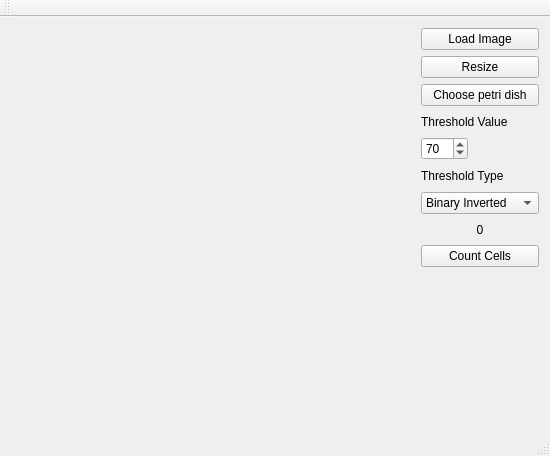
This is mainwindow.ui in ColonyCounter/ColonyCounter-GUI as Qt 5 draws it before an edit. The edited form follows.
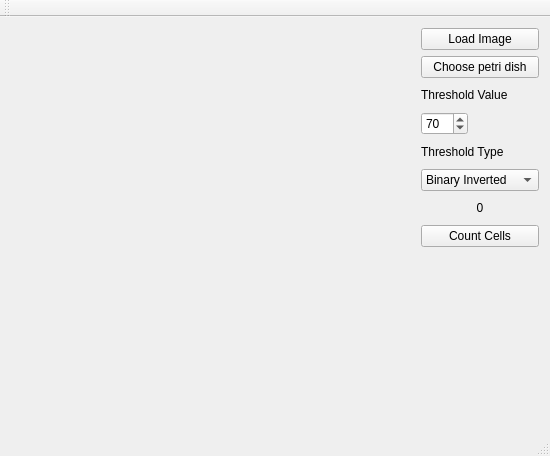
This is the edited form.

Commit message: Remove unneeded resize button

What changed in the file:
```diff
--- a/mainwindow.ui
+++ b/mainwindow.ui
@@ -15,7 +15,7 @@
   </property>
   <widget class="QWidget" name="centralWidget">
    <layout class="QGridLayout" name="gridLayout">
-    <item row="8" column="1">
+    <item row="7" column="1">
      <widget class="QPushButton" name="countCellsButton">
       <property name="sizePolicy">
        <sizepolicy hsizetype="Preferred" vsizetype="Fixed">
@@ -29,20 +29,13 @@
      </widget>
     </item>
     <item row="1" column="1">
-     <widget class="QPushButton" name="resizeButton">
-      <property name="text">
-       <string>Resize</string>
-      </property>
-     </widget>
-    </item>
-    <item row="2" column="1">
      <widget class="QPushButton" name="chooseCircleButton">
       <property name="text">
        <string>Choose petri dish</string>
       </property>
      </widget>
     </item>
-    <item row="9" column="1" rowspan="8">
+    <item row="8" column="1" rowspan="8">
      <spacer name="verticalSpacer">
       <property name="orientation">
        <enum>Qt::Vertical</enum>
@@ -55,7 +48,7 @@
       </property>
      </spacer>
     </item>
-    <item row="3" column="1">
+    <item row="2" column="1">
      <widget class="QLabel" name="thresholdValueLabel">
       <property name="sizePolicy">
        <sizepolicy hsizetype="Fixed" vsizetype="Preferred">
@@ -68,7 +61,7 @@
       </property>
      </widget>
     </item>
-    <item row="0" column="0" rowspan="17">
+    <item row="0" column="0" rowspan="16">
      <widget class="QLabel" name="imgLabel">
       <property name="sizePolicy">
        <sizepolicy hsizetype="Minimum" vsizetype="Minimum">
@@ -81,7 +74,7 @@
       </property>
      </widget>
     </item>
-    <item row="7" column="1">
+    <item row="6" column="1">
      <widget class="QLabel" name="countCellsLabel">
       <property name="text">
        <string>0</string>
@@ -91,7 +84,7 @@
       </property>
      </widget>
     </item>
-    <item row="4" column="1">
+    <item row="3" column="1">
      <widget class="QSpinBox" name="thresholdValueSpin">
       <property name="sizePolicy">
        <sizepolicy hsizetype="Fixed" vsizetype="Fixed">
@@ -107,44 +100,6 @@
       </property>
      </widget>
     </item>
-    <item row="6" column="1">
-     <widget class="QComboBox" name="thresholdTypeBox">
-      <property name="sizePolicy">
-       <sizepolicy hsizetype="Fixed" vsizetype="Fixed">
-        <horstretch>0</horstretch>
-        <verstretch>0</verstretch>
-       </sizepolicy>
-      </property>
-      <property name="currentIndex">
-       <number>1</number>
-      </property>
-      <item>
-       <property name="text">
-        <string>Binary</string>
-       </property>
-      </item>
-      <item>
-       <property name="text">
-        <string>Binary Inverted</string>
-       </property>
-      </item>
-      <item>
-       <property name="text">
-        <string>Truncate</string>
-       </property>
-      </item>
-      <item>
-       <property name="text">
-        <string>To Zero</string>
-       </property>
-      </item>
-      <item>
-       <property name="text">
-        <string>To Zero Inverted</string>
-       </property>
-      </item>
-     </widget>
-    </item>
     <item row="0" column="1">
      <widget class="QPushButton" name="loadImageButton">
       <property name="maximumSize">
@@ -162,6 +117,44 @@
      </widget>
     </item>
     <item row="5" column="1">
+     <widget class="QComboBox" name="thresholdTypeBox">
+      <property name="sizePolicy">
+       <sizepolicy hsizetype="Fixed" vsizetype="Fixed">
+        <horstretch>0</horstretch>
+        <verstretch>0</verstretch>
+       </sizepolicy>
+      </property>
+      <property name="currentIndex">
+       <number>1</number>
+      </property>
+      <item>
+       <property name="text">
+        <string>Binary</string>
+       </property>
+      </item>
+      <item>
+       <property name="text">
+        <string>Binary Inverted</string>
+       </property>
+      </item>
+      <item>
+       <property name="text">
+        <string>Truncate</string>
+       </property>
+      </item>
+      <item>
+       <property name="text">
+        <string>To Zero</string>
+       </property>
+      </item>
+      <item>
+       <property name="text">
+        <string>To Zero Inverted</string>
+       </property>
+      </item>
+     </widget>
+    </item>
+    <item row="4" column="1">
      <widget class="QLabel" name="thresholdTypeLabel">
       <property name="sizePolicy">
        <sizepolicy hsizetype="Fixed" vsizetype="Preferred">
```
